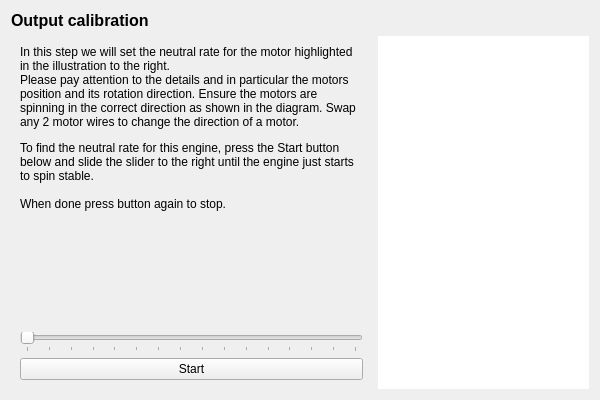
The window that ground/openpilotgcs/src/plugins/setupwizard/pages/outputcalibrationpage.ui (openpilot/OpenPilot) describes before a commit, drawn with Qt 5.
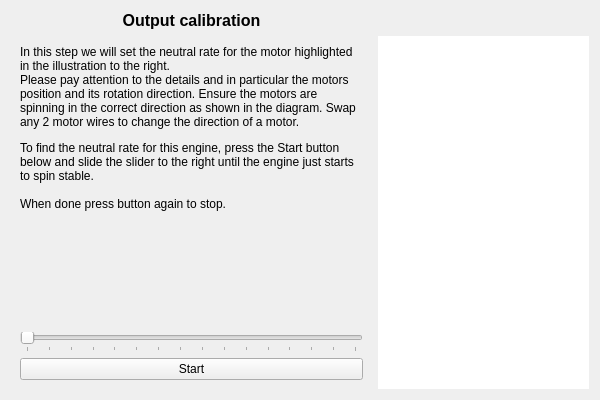
The same window after the commit.

```diff
--- a/ground/openpilotgcs/src/plugins/setupwizard/pages/outputcalibrationpage.ui
+++ b/ground/openpilotgcs/src/plugins/setupwizard/pages/outputcalibrationpage.ui
@@ -27,7 +27,7 @@
       <string>Output calibration</string>
      </property>
      <property name="alignment">
-      <set>Qt::AlignLeading|Qt::AlignLeft|Qt::AlignVCenter</set>
+      <set>Qt::AlignCenter</set>
      </property>
     </widget>
    </item>
```
